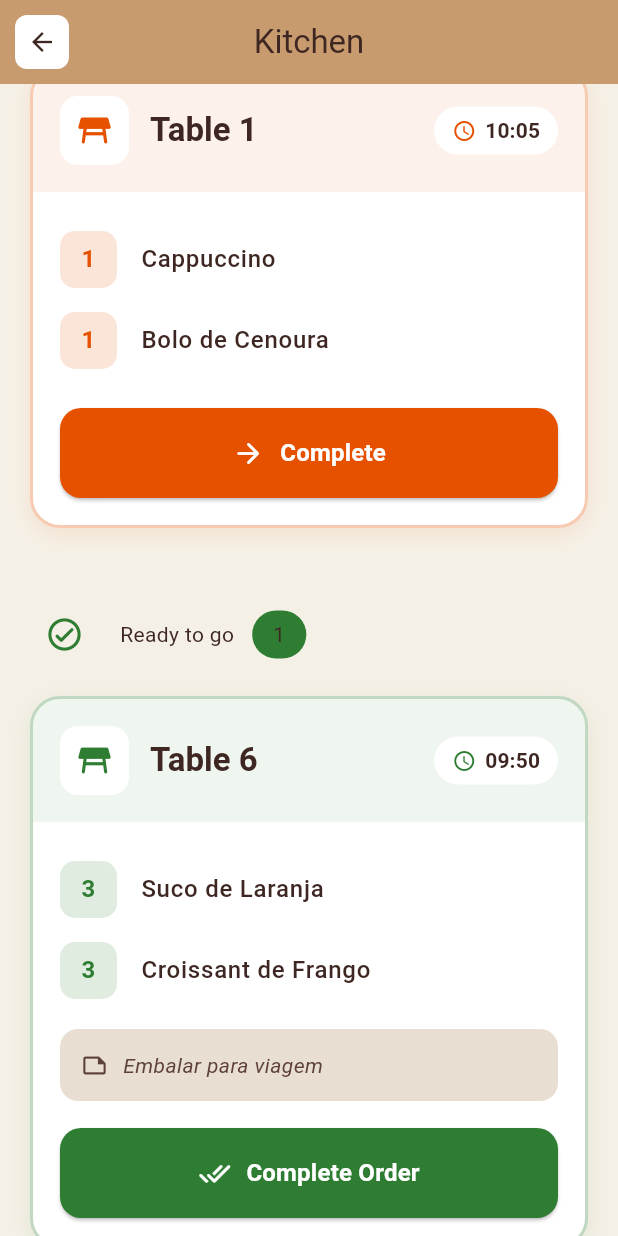
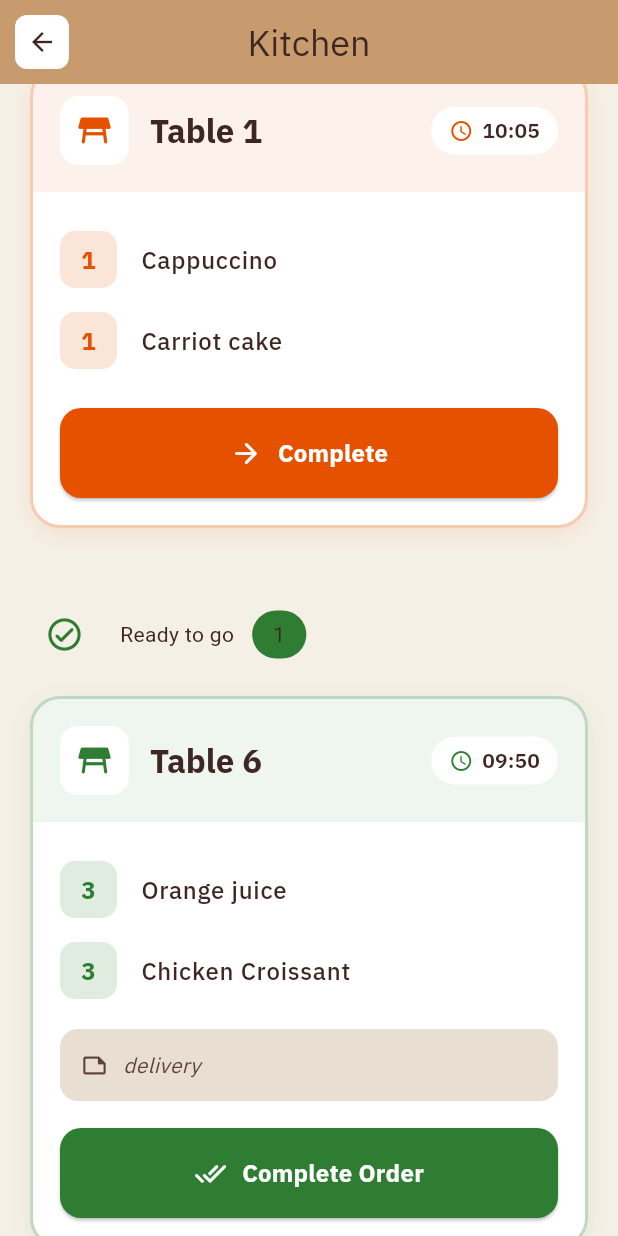
Before and after one commit to anabeatm/sistema-de-gestao-para-cafeteria, a Flutter app: the KitchenPage screen opened by its route, scrolled down 576 dp, on a phone screen of 412 x 824 dp. Run offline on Flutter 3.47's test engine with Material 3 defaults, Android fonts, the phone set to English and light mode, and no system bars; our stand-ins replace go_router.

Commit message:
feat: update kitchen page with new order items and styling, add IBM Plex Sans font

```diff
--- a/projeto_cafeteria/lib/screens/kitchen_page.dart
+++ b/projeto_cafeteria/lib/screens/kitchen_page.dart
@@ -20,10 +20,10 @@ class _KitchenPageState extends State<KitchenPage> {
       tableNumber: 4,
       createdAt: DateTime.now().subtract(const Duration(minutes: 12)),
       items: [
-        MockOrderItem(quantity: 2, productName: "Café expresso"),
+        MockOrderItem(quantity: 2, productName: "Expresso Coffee"),
         MockOrderItem(quantity: 1, productName: "Pão de Queijo"),
       ],
-      notes: "Com açucar",
+      notes: "without sugar",
     ),
   ];
 
@@ -34,7 +34,7 @@ class _KitchenPageState extends State<KitchenPage> {
       createdAt: DateTime.now().subtract(const Duration(minutes: 25)),
       items: [
         MockOrderItem(quantity: 1, productName: 'Cappuccino'),
-        MockOrderItem(quantity: 1, productName: 'Bolo de Cenoura'),
+        MockOrderItem(quantity: 1, productName: 'Carriot cake'),
       ],
     ),
   ];
@@ -45,10 +45,10 @@ class _KitchenPageState extends State<KitchenPage> {
       tableNumber: 6,
       createdAt: DateTime.now().subtract(const Duration(minutes: 40)),
       items: [
-        MockOrderItem(quantity: 3, productName: 'Suco de Laranja'),
-        MockOrderItem(quantity: 3, productName: 'Croissant de Frango'),
+        MockOrderItem(quantity: 3, productName: 'Orange juice'),
+        MockOrderItem(quantity: 3, productName: 'Chicken Croissant'),
       ],
-      notes: 'Embalar para viagem',
+      notes: 'delivery',
     ),
   ];
 
@@ -74,7 +74,13 @@ class _KitchenPageState extends State<KitchenPage> {
           ),
           onPressed: () => Navigator.pop(context),
         ),
-        title: Text("Kitchen"),
+        title: Text(
+          "Kitchen",
+          style: TextStyle(
+            fontFamily: AppFonts.mainFont,
+            fontSize: FontSize.xg,
+          ),
+        ),
         centerTitle: true,
       ),
       body: isLoading
@@ -134,13 +140,19 @@ class _KitchenPageState extends State<KitchenPage> {
                             Text(
                               "No active requests",
                               style: Theme.of(context).textTheme.titleLarge
-                                  ?.copyWith(color: CoffeeColors.coffeeBrown),
+                                  ?.copyWith(
+                                    color: CoffeeColors.coffeeBrown,
+                                    fontFamily: AppFonts.mainFont,
+                                  ),
                             ),
                             const SizedBox(height: 8),
                             Text(
                               'The orders will appear here',
                               style: Theme.of(context).textTheme.bodyLarge
-                                  ?.copyWith(color: CoffeeColors.latte),
+                                  ?.copyWith(
+                                    color: CoffeeColors.latte,
+                                    fontFamily: AppFonts.mainFont,
+                                  ),
                             ),
                           ],
                         ),
@@ -215,7 +227,8 @@ class KitchenOrderCard extends StatelessWidget {
   final String nextStatus;
   final Color color;
 
-  const KitchenOrderCard({super.key,
+  const KitchenOrderCard({
+    super.key,
     required this.order,
     required this.nextStatus,
     required this.color,
@@ -270,6 +283,7 @@ class KitchenOrderCard extends StatelessWidget {
                       style: Theme.of(context).textTheme.titleLarge?.copyWith(
                         fontWeight: FontWeight.bold,
                         color: CoffeeColors.coffeeBrown,
+                        fontFamily: AppFonts.mainFont,
                       ),
                     ),
                   ],
@@ -292,6 +306,7 @@ class KitchenOrderCard extends StatelessWidget {
                         style: Theme.of(context).textTheme.labelLarge?.copyWith(
                           color: CoffeeColors.coffeeBrown,
                           fontWeight: FontWeight.w600,
+                          fontFamily: AppFonts.mainFont,
                         ),
                       ),
                     ],
@@ -323,6 +338,7 @@ class KitchenOrderCard extends StatelessWidget {
                                 ?.copyWith(
                                   fontWeight: FontWeight.bold,
                                   color: color,
+                                  fontFamily: AppFonts.mainFont,
                                 ),
                           ),
                         ),
@@ -334,6 +350,7 @@ class KitchenOrderCard extends StatelessWidget {
                                 ?.copyWith(
                                   color: CoffeeColors.coffeeBrown,
                                   fontWeight: FontWeight.w500,
+                                  fontFamily: AppFonts.mainFont,
                                 ),
                           ),
                         ),
@@ -364,6 +381,7 @@ class KitchenOrderCard extends StatelessWidget {
                                 ?.copyWith(
                                   fontStyle: FontStyle.italic,
                                   color: CoffeeColors.coffeeLight,
+                                  fontFamily: AppFonts.mainFont,
                                 ),
                           ),
                         ),
@@ -386,7 +404,10 @@ class KitchenOrderCard extends StatelessWidget {
                     onPressed: () {
                       ScaffoldMessenger.of(context).showSnackBar(
                         SnackBar(
-                          content: Text('Updated order for: $nextStatus'),
+                          content: Text(
+                            'Updated order for: $nextStatus',
+                            style: TextStyle(fontFamily: AppFonts.mainFont),
+                          ),
                           backgroundColor: color,
                         ),
                       );
@@ -402,6 +423,7 @@ class KitchenOrderCard extends StatelessWidget {
                               ?.copyWith(
                                 fontWeight: FontWeight.bold,
                                 color: Colors.white,
+                                fontFamily: AppFonts.mainFont,
                               ),
                         ),
                       ],
--- a/projeto_cafeteria/lib/theme.dart
+++ b/projeto_cafeteria/lib/theme.dart
@@ -1,4 +1,19 @@
 import 'package:flutter/material.dart';
+
+class AppFonts {
+  static const mainFont = 'IBM-PlexSans';
+
+  static const TextStyle font = TextStyle(fontFamily: mainFont);
+}
+
+class FontSize {
+  static const xp = 8.0;
+  static const p = 12.0;
+  static const md = 16.0;
+  static const g = 20.0;
+  static const xg = 24.0;
+  static const xxg = 28.0;
+}
 
 class CoffeeColors {
   static const coffeeBrown = Color(0xFF3E2723);
```
Also changed, not shown: projeto_cafeteria/pubspec.yaml (+4 -11 lines), projeto_cafeteria/pubspec.lock, projeto_cafeteria/sheets/fonts/IBMPlexSans-VariableFont_wdth,wght.ttf (added).
